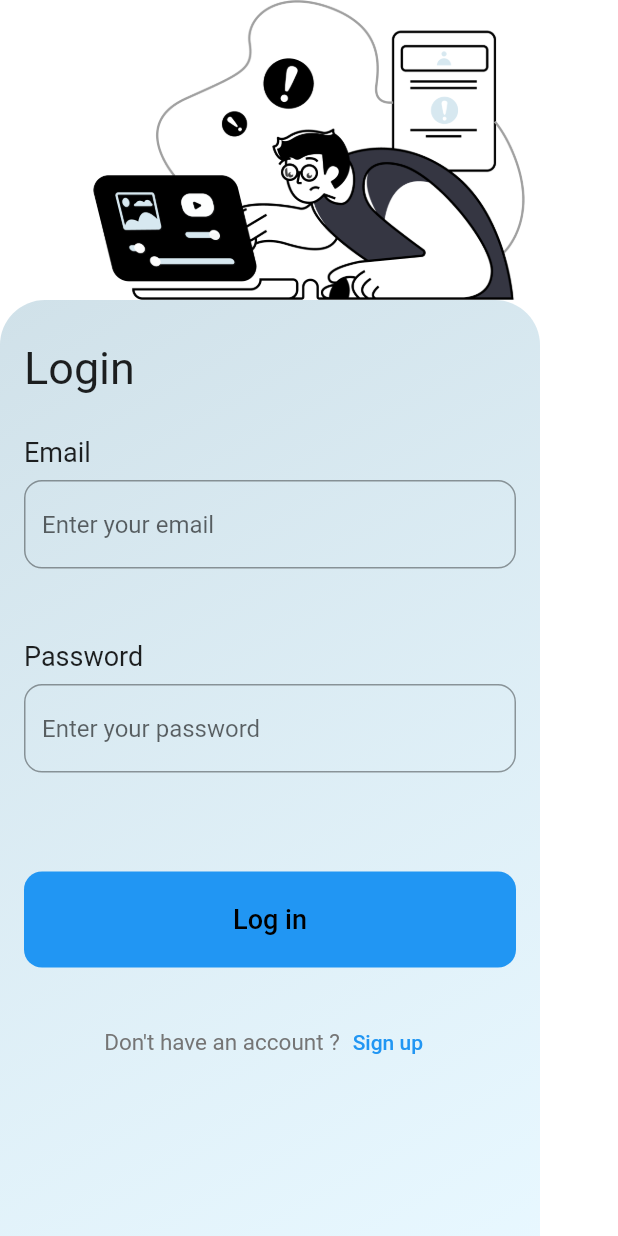
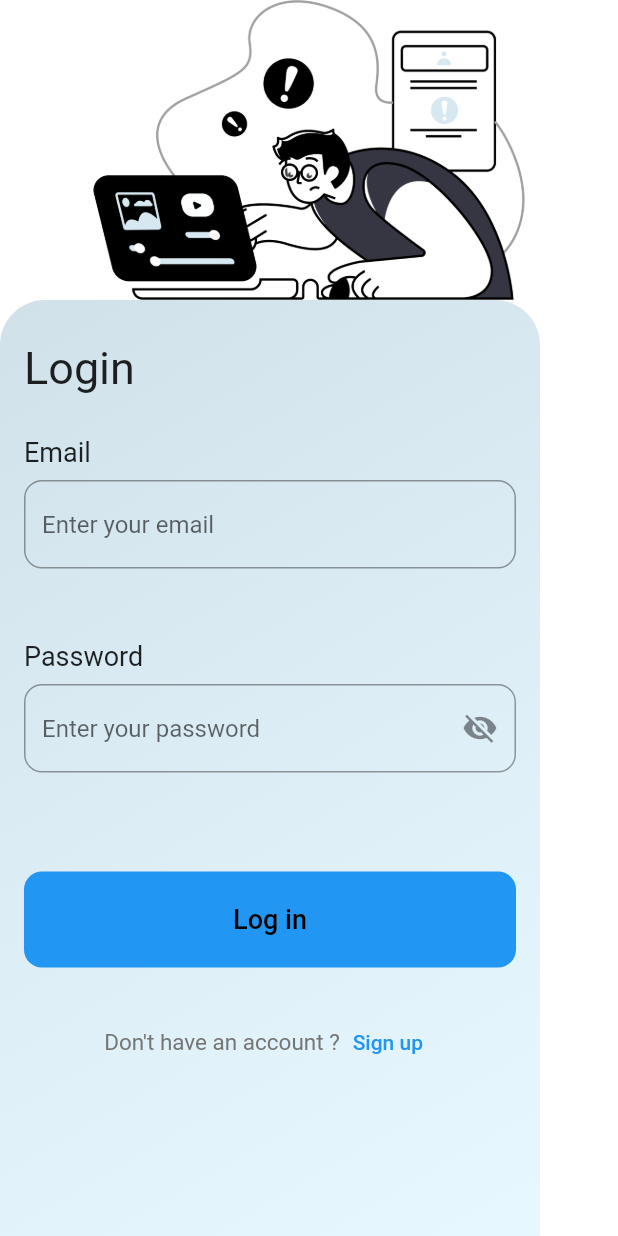
Before and after one commit to kareem2002-k/ClassMate, a Flutter app: the LoginPage screen opened by its route, on a phone screen of 412 x 824 dp. Run offline on Flutter 3.47's test engine with Material 2 defaults, Android fonts, the phone set to English and light mode, and no system bars; our stand-ins replace cloud_firestore, firebase_auth, firebase_core, flashy_tab_bar2; accounts and stored records are empty.

Commit message:
can show password in login page

```diff
--- a/lib/pages/LoginPage.dart
+++ b/lib/pages/LoginPage.dart
@@ -15,6 +15,8 @@ class _LoginPageState extends State<LoginPage> {
   Color signup = const Color.fromRGBO(180, 170, 242, 100);
   final emailCont = TextEditingController();
   final passCont = TextEditingController();
+  var hidePass = true;
+  var passIcons = const Icon(Icons.visibility_off);
 
   Future<void> _handleLogin() async {
     String? result =
@@ -131,14 +133,26 @@ class _LoginPageState extends State<LoginPage> {
                       ),
                       Padding(
                         padding: const EdgeInsets.fromLTRB(16.0, 8.0, 16.0, 0),
-                        child: TextField(
+                        child: TextFormField(
+                          validator: (val) => val!.length < 6
+                              ? 'Enter a password with length of 6+ chars'
+                              : null,
+                          obscureText: hidePass,
                           controller: passCont,
-                          obscureText: true,
                           decoration: InputDecoration(
                             border: OutlineInputBorder(
-                              borderRadius: BorderRadius.circular(12.0),
+                                borderRadius: BorderRadius.circular(12.0)),
+                            hintText: 'Enter your password',
+                            suffixIcon: IconButton(
+                              onPressed: () {
+                                hidePass = !hidePass;
+                                passIcons = hidePass
+                                    ? const Icon(Icons.visibility_off)
+                                    : const Icon(Icons.visibility);
+                                setState(() {});
+                              },
+                              icon: passIcons,
                             ),
-                            hintText: 'Enter your password',
                           ),
                         ),
                       ),
```
